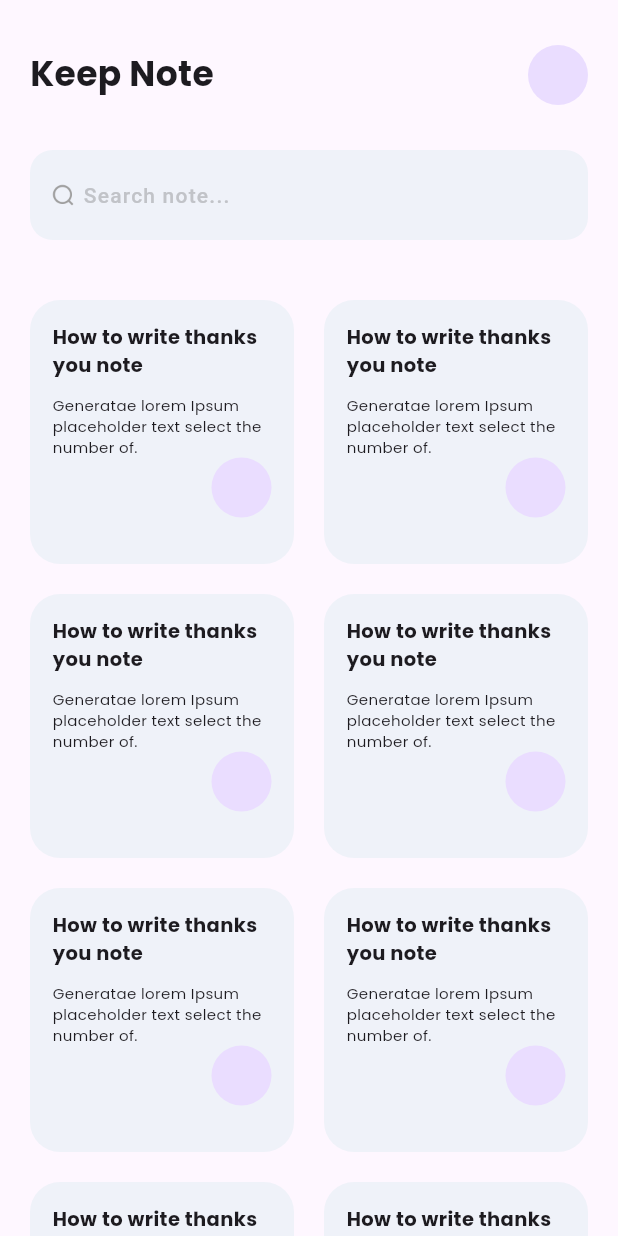
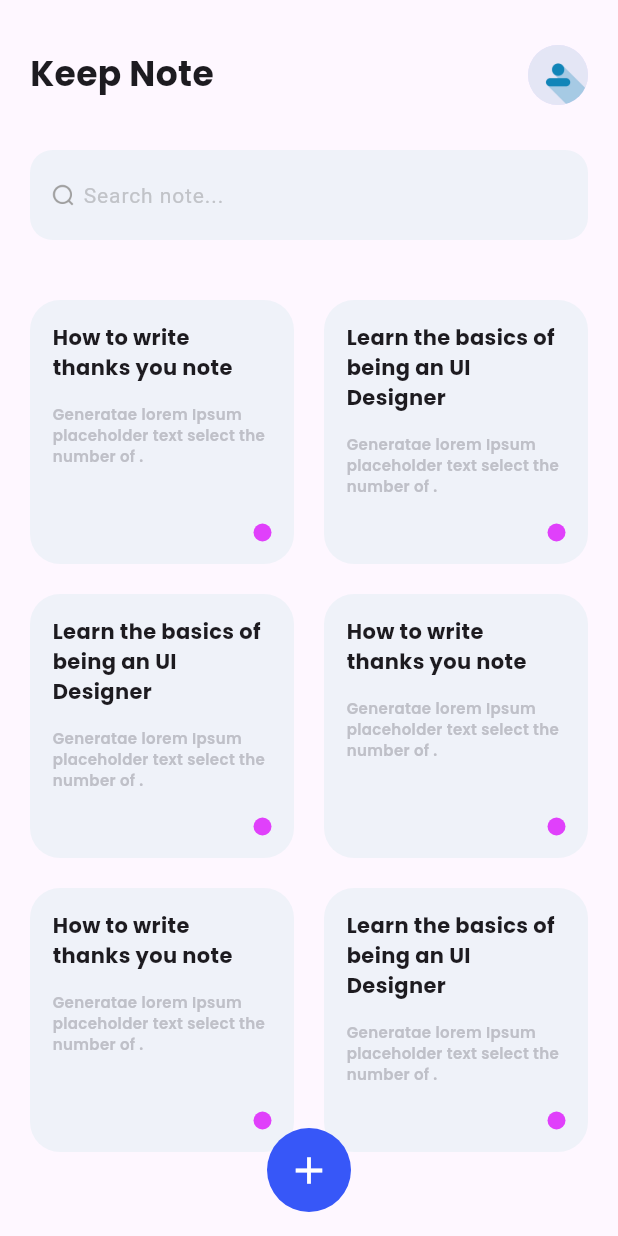
Before and after one commit to faizsr/Note-App-Api-Bloc, a Flutter app: the screen it shows after launch, on a phone screen of 412 x 824 dp. Run offline on Flutter 3.47's test engine with Material 3 defaults, Android fonts, the phone set to English and light mode, and no system bars.

Commit message:
Home page ui finished

```diff
--- a/lib/core/assets.dart
+++ b/lib/core/assets.dart
@@ -1 +1,3 @@
 String search = 'assets/icons/search.png';
+
+String userAvatar = 'assets/icons/default_profile_image.jpg';
--- a/lib/main.dart
+++ b/lib/main.dart
@@ -12,6 +12,7 @@ class MyApp extends StatelessWidget {
   @override
   Widget build(BuildContext context) {
     return MaterialApp(
+      debugShowCheckedModeBanner: false,
       title: 'Note App',
       theme: lightTheme,
       home: const HomePage(),
--- a/lib/presentation/screens/home/home_page.dart
+++ b/lib/presentation/screens/home/home_page.dart
@@ -1,4 +1,5 @@
 import 'package:flutter/material.dart';
+import 'package:note_app/core/assets.dart';
 import 'package:note_app/core/constants.dart';
 import 'package:note_app/presentation/widgets/custom_search_field.dart';
 
@@ -9,39 +10,88 @@ class HomePage extends StatelessWidget {
   Widget build(BuildContext context) {
     return SafeArea(
       child: Scaffold(
+        floatingActionButtonLocation: FloatingActionButtonLocation.centerFloat,
         appBar: PreferredSize(
           preferredSize: const Size.fromHeight(180),
           child: Container(
             padding: const EdgeInsets.all(20),
-            child: const Column(
+            child: Column(
               children: [
                 Padding(
-                  padding: EdgeInsets.fromLTRB(0, 10, 0, 30),
+                  padding: const EdgeInsets.fromLTRB(0, 10, 0, 30),
                   child: Row(
                     mainAxisAlignment: MainAxisAlignment.spaceBetween,
                     crossAxisAlignment: CrossAxisAlignment.center,
                     children: [
-                      Text(
+                      const Text(
                         'Keep Note',
                         style: TextStyle(
                           fontSize: 23,
                           fontWeight: FontWeight.w700,
                         ),
                       ),
-                      CircleAvatar(),
+                      CircleAvatar(
+                        backgroundImage: AssetImage(userAvatar),
+                      ),
                     ],
                   ),
                 ),
-                CustomSearchField(),
+                const CustomSearchField(),
               ],
             ),
           ),
         ),
-        body: GridView.builder(
+        body: GridView(
           padding: const EdgeInsets.all(10),
           gridDelegate: const SliverGridDelegateWithFixedCrossAxisCount(
               crossAxisCount: 2),
-          itemBuilder: (context, index) {
+          children: const [
+            HomeCardWidget(
+              text: 'How to write thanks you note',
+            ),
+            HomeCardWidget(
+              text: 'Learn the basics of being an UI Designer',
+            ),
+            HomeCardWidget(
+              text: 'Learn the basics of being an UI Designer',
+            ),
+            HomeCardWidget(
+              text: 'How to write thanks you note',
+            ),
+            HomeCardWidget(
+              text: 'How to write thanks you note',
+            ),
+            HomeCardWidget(
+              text: 'Learn the basics of being an UI Designer',
+            ),
+          ],
+        ),
+        floatingActionButton: FloatingActionButton(
+          onPressed: () {},
+          backgroundColor: const Color(0xFF3757f8),
+          shape: const CircleBorder(),
+          elevation: 0,
+          child: const Icon(
+            Icons.add,
+            color: Colors.white,
+            size: 30,
+          ),
+        ),
+      ),
+    );
+  }
+}
+
+class HomeCardWidget extends StatelessWidget {
+  const HomeCardWidget({
+    super.key,
+    required this.text,
+  });
+
+  final String text;
+
+  @override
+  Widget build(BuildContext context) {
     return Container(
       margin: const EdgeInsets.all(10),
       padding: const EdgeInsets.all(15),
@@ -51,28 +101,36 @@ class HomePage extends StatelessWidget {
       ),
       child: Column(
         children: [
-                  const Text(
-                    'How to write thanks you note',
-                    style: TextStyle(
-                      fontSize: 13,
+          Text(
+            text,
+            maxLines: 3,
+            overflow: TextOverflow.ellipsis,
+            style: const TextStyle(
+              fontSize: 14,
               fontWeight: FontWeight.w700,
             ),
           ),
-                  kHeight(10),
+          kHeight(14),
           const Text(
-                    'Generatae lorem Ipsum placeholder text select the number of.',
-                    style: TextStyle(fontSize: 10),
+            'Generatae lorem Ipsum placeholder text select the number of .',
+            maxLines: 3,
+            overflow: TextOverflow.ellipsis,
+            style: TextStyle(
+              fontSize: 10,
+              color: Color(0xFFbfc0c8),
+              fontWeight: FontWeight.w600,
             ),
+          ),
+          const Spacer(),
           const Align(
             alignment: Alignment.centerRight,
-                    child: CircleAvatar(),
+            child: CircleAvatar(
+              radius: 6,
+              backgroundColor: Colors.purpleAccent,
+            ),
           ),
         ],
       ),
     );
-          },
-        ),
-      ),
-    );
   }
 }
--- a/lib/presentation/widgets/custom_search_field.dart
+++ b/lib/presentation/widgets/custom_search_field.dart
@@ -19,9 +19,9 @@ class CustomSearchField extends StatelessWidget {
         placeholder: 'Search note...',
         placeholderStyle: const TextStyle(
           color: Color(0xFFc1c3c8),
-          letterSpacing: 0.8,
+          letterSpacing: 0.6,
           fontSize: 14,
-          fontWeight: FontWeight.w500,
+          fontWeight: FontWeight.w400,
         ),
         prefixIcon: SizedBox(
           width: 16,
--- a/pubspec.yaml
+++ b/pubspec.yaml
@@ -35,6 +35,7 @@ dependencies:
   # Use with the CupertinoIcons class for iOS style icons.
   cupertino_icons: ^1.0.2
   flutter_bloc: ^8.1.3
+  flutter_staggered_grid_view: ^0.7.0
 
 dev_dependencies:
   flutter_test:
```
Also changed, not shown: assets/icons/default_profile_image.jpg (added), pubspec.lock. Lines whose indentation alone changed are shown as unchanged.
